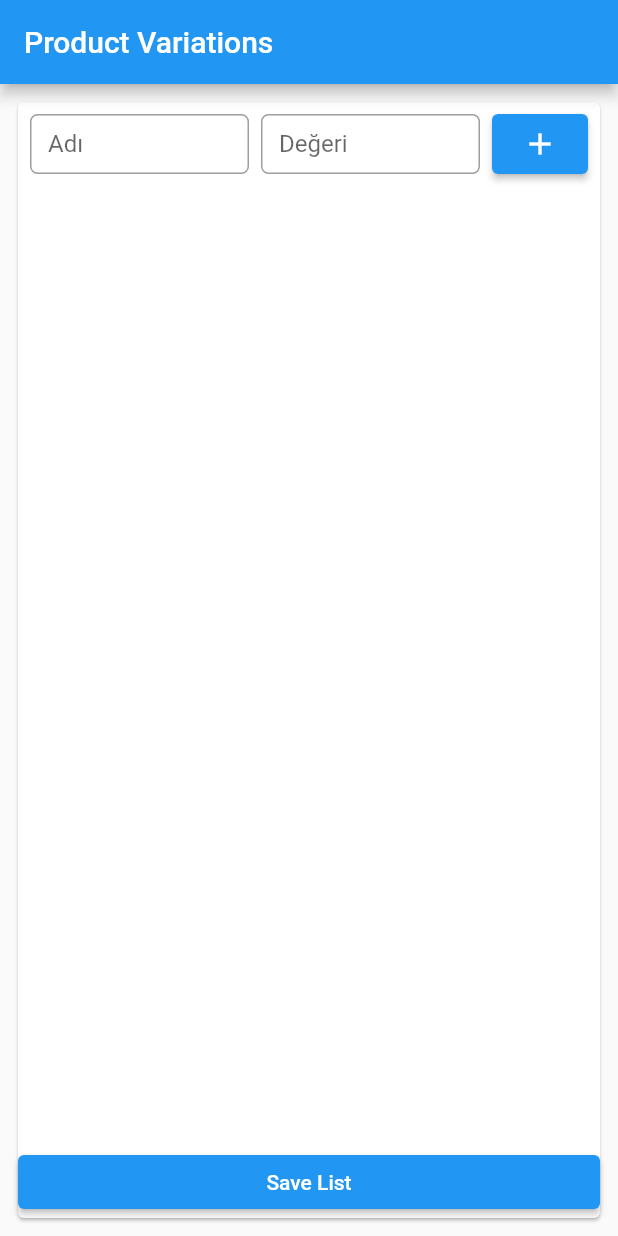
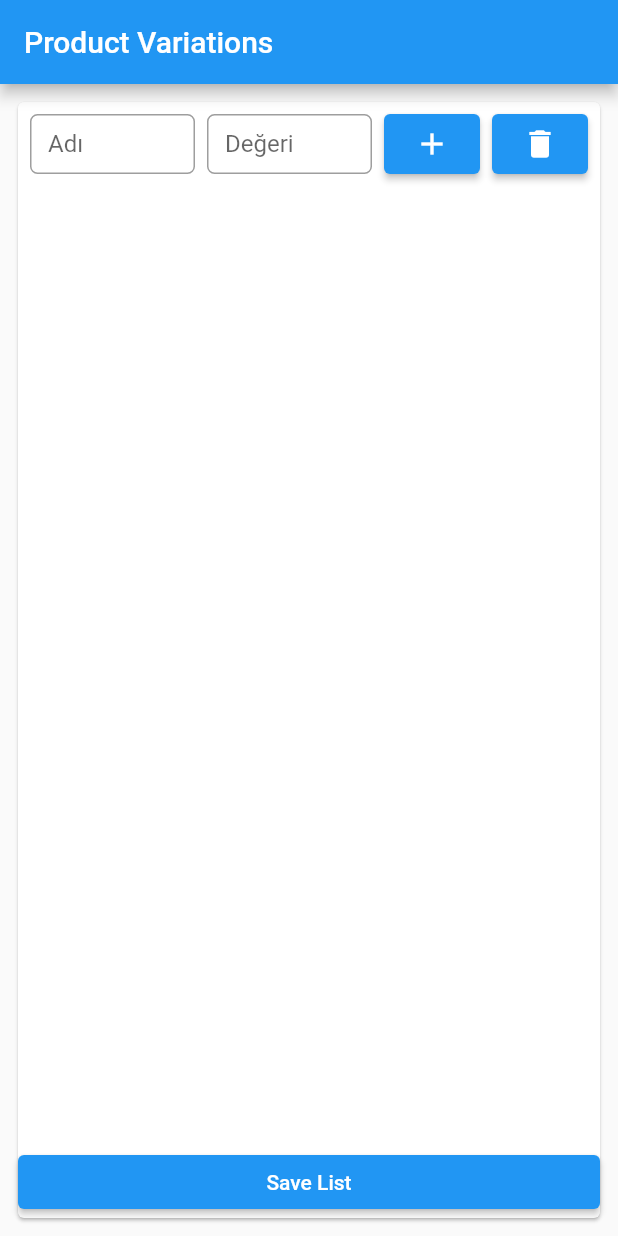
Before and after one commit to gataman/dynamic_text_form_fields, a Flutter app: the screen it shows after launch, on a phone screen of 412 x 824 dp. Run offline on Flutter 3.47's test engine with Material 2 defaults, Android fonts, the phone set to English and light mode, and no system bars.

Commit message:
remove item added

```diff
--- a/lib/model/product_variations.dart
+++ b/lib/model/product_variations.dart
@@ -1,8 +1,11 @@
 // ignore_for_file: public_member_api_docs, sort_constructors_first
+
 class ProductVariations {
   String? title;
   String? value;
 
+  ProductVariations();
+
   @override
   String toString() => 'ProductVariations(title: $title, value: $value)';
 }
--- a/lib/product_variations_list_widget.dart
+++ b/lib/product_variations_list_widget.dart
@@ -46,10 +46,17 @@ class _ProductVariationsListWidgetState extends State<ProductVariationsListWidge
       itemBuilder: (context, index) {
         final productVariations = _productVariationsList[index];
         return ProductVariationsListItem(
+          // Şu oluşturulan alt widget key olması lazım yoksa herhangi bir itemder deyip siliyor.
+          key: ObjectKey(productVariations),
           productVariations: productVariations,
           onAddItemClicked: () {
             setState(() {
               _productVariationsList.add(ProductVariations());
+            });
+          },
+          onDeleteItemClicked: (ProductVariations productVariations) {
+            setState(() {
+              _productVariationsList.remove(productVariations);
             });
           },
         );
--- a/lib/widgets/product_variations_list_item.dart
+++ b/lib/widgets/product_variations_list_item.dart
@@ -3,10 +3,12 @@ import 'package:flutter/material.dart';
 import '../model/product_variations.dart';
 
 class ProductVariationsListItem extends StatelessWidget {
-  const ProductVariationsListItem({super.key, required this.productVariations, required this.onAddItemClicked});
+  const ProductVariationsListItem(
+      {super.key, required this.productVariations, required this.onAddItemClicked, required this.onDeleteItemClicked});
 
   final ProductVariations productVariations;
   final VoidCallback onAddItemClicked;
+  final Function(ProductVariations productVariations) onDeleteItemClicked;
 
   @override
   Widget build(BuildContext context) {
@@ -19,6 +21,8 @@ class ProductVariationsListItem extends StatelessWidget {
           _valueTextFormField(),
           const SizedBox(width: 8),
           _addButton(),
+          const SizedBox(width: 8),
+          _deleteButton(),
         ],
       ),
     );
@@ -73,4 +77,16 @@ class ProductVariationsListItem extends StatelessWidget {
       ),
     );
   }
+
+  Widget _deleteButton() {
+    return SizedBox(
+      height: 40,
+      child: ElevatedButton(
+        onPressed: () {
+          onDeleteItemClicked(productVariations);
+        },
+        child: const Icon(Icons.delete),
+      ),
+    );
+  }
 }
```
